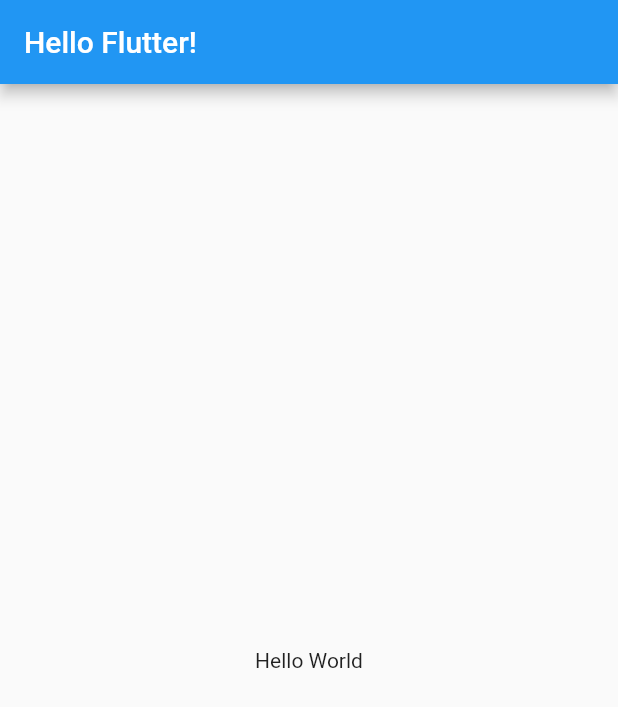
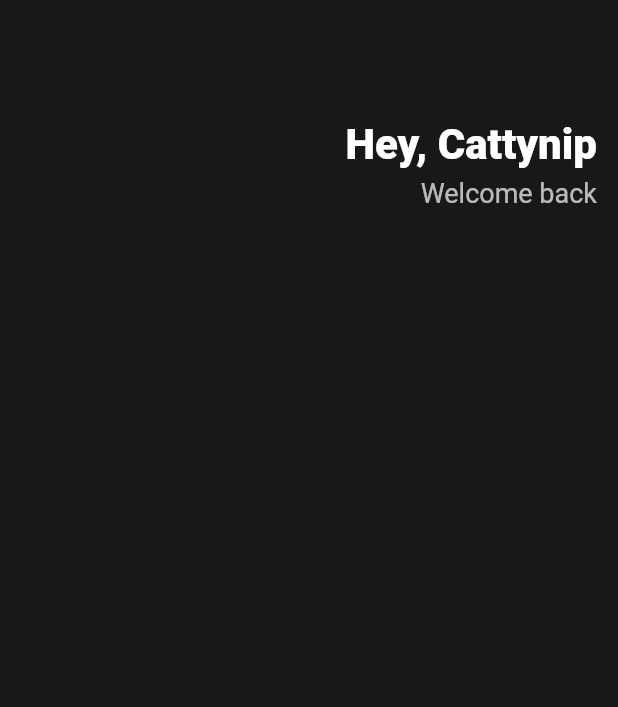
Before and after one commit to cattynip/kirvy-mobile, a Flutter app: the screen it shows after launch, on a phone screen of 412 x 824 dp. Shown: the top 707 px of the screen. Run offline on Flutter 3.47's test engine with Material 2 defaults, Android fonts, the phone set to English and light mode, and no system bars.

Commit message:
#3.0 Header

```diff
--- a/lib/main.dart
+++ b/lib/main.dart
@@ -11,11 +11,42 @@ class App extends StatelessWidget {
   Widget build(BuildContext context) {
     return MaterialApp(
       home: Scaffold(
-        appBar: AppBar(
-          title: const Text("Hello Flutter!"),
-        ),
-        body: const Center(
-          child: Text("Hello World"),
+        backgroundColor: const Color(0xFF181818),
+        body: Padding(
+          padding: const EdgeInsets.symmetric(horizontal: 14),
+          child: Column(
+            children: [
+              const SizedBox(
+                height: 80,
+              ),
+              Row(
+                mainAxisAlignment: MainAxisAlignment.end,
+                children: [
+                  Column(
+                    crossAxisAlignment: CrossAxisAlignment.end,
+                    children: [
+                      const Text(
+                        "Hey, Cattynip",
+                        style: TextStyle(
+                          color: Colors.white,
+                          fontSize: 28,
+                          fontWeight: FontWeight.w800,
+                        ),
+                      ),
+                      const SizedBox(height: 5),
+                      Text(
+                        "Welcome back",
+                        style: TextStyle(
+                          fontSize: 18,
+                          color: Colors.white.withOpacity(0.7),
+                        ),
+                      ),
+                    ],
+                  ),
+                ],
+              ),
+            ],
+          ),
         ),
       ),
     );
```
